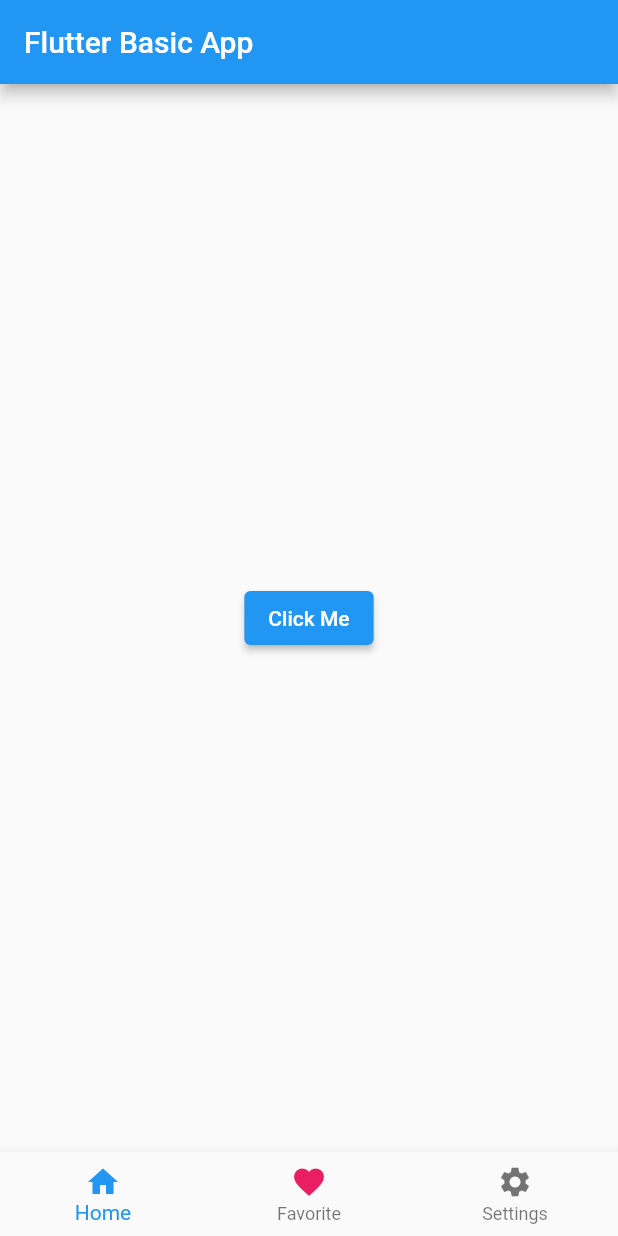
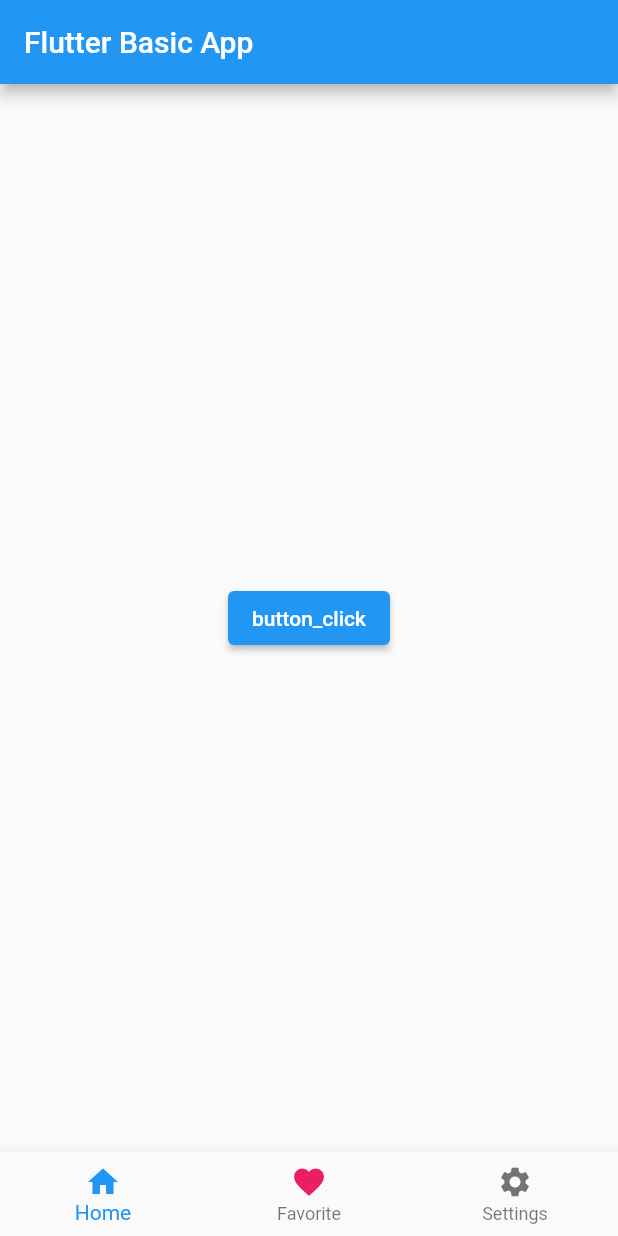
Before and after one commit to mrojasb2000/flutter_learn_the_basics, a Flutter app: the screen it shows after launch, on a phone screen of 412 x 824 dp. Run offline on Flutter 3.47's test engine with Material 2 defaults, Android fonts, the phone set to English and light mode, and no system bars.

Commit message:
chore: add variable and rename button

```diff
--- a/lib/main.dart
+++ b/lib/main.dart
@@ -1,12 +1,12 @@
 import 'package:flutter/material.dart';
 
 void main() {
-  runApp(const MyApp());
+  runApp(MyApp());
 }
 
 class MyApp extends StatelessWidget {
-  const MyApp({Key? key}) : super(key: key);
-
+  MyApp({Key? key}) : super(key: key);
+  String button_name = 'button_click';
   @override
   Widget build(BuildContext context) {
     return MaterialApp(
@@ -17,12 +17,17 @@ class MyApp extends StatelessWidget {
         ),
         body: Center(
           child: ElevatedButton(
-            onPressed: () {},
-            child: const Text('Click Me'),
+            onPressed: () {
+              print('Print something');
+            },
+            child: Text(button_name),
           ),
         ),
         bottomNavigationBar: BottomNavigationBar(items: const [
-          BottomNavigationBarItem(label: "Home", icon: Icon(Icons.home)),
+          BottomNavigationBarItem(
+            label: "Home",
+            icon: Icon(Icons.home),
+          ),
           BottomNavigationBarItem(
               label: "Favorite",
               icon: Icon(
@@ -31,7 +36,10 @@ class MyApp extends StatelessWidget {
                 size: 24.0,
                 semanticLabel: 'Icons Favorite',
               )),
-          BottomNavigationBarItem(label: "Settings", icon: Icon(Icons.settings))
+          BottomNavigationBarItem(
+            label: "Settings",
+            icon: Icon(Icons.settings),
+          )
         ]),
       ),
     );
```
